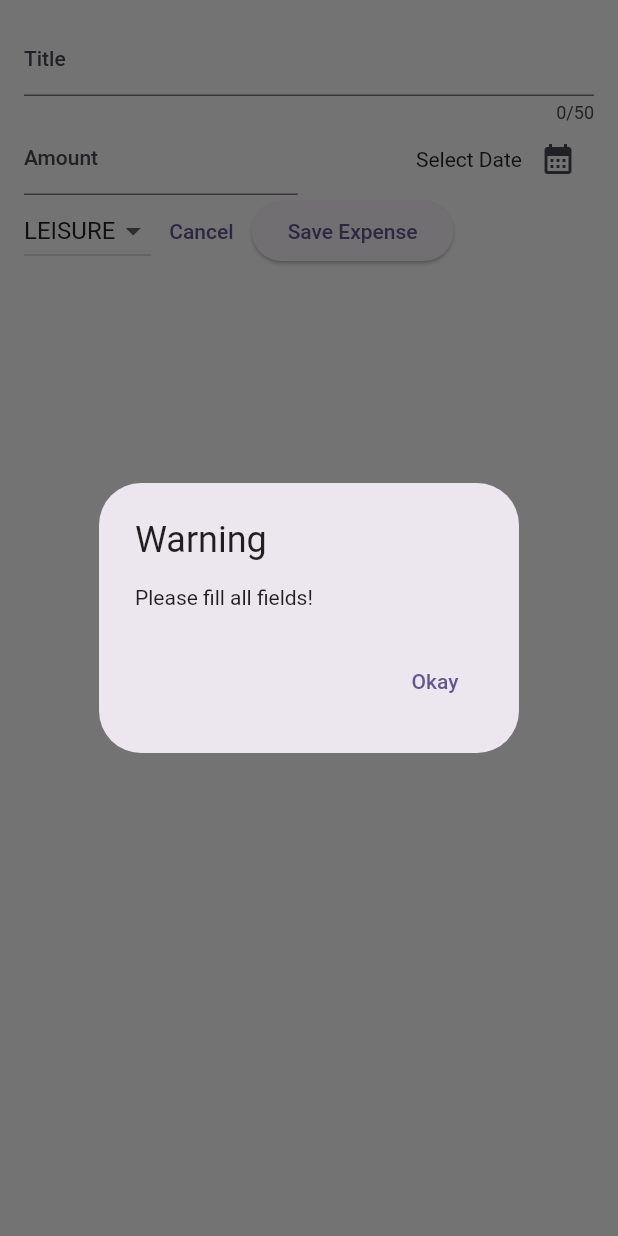
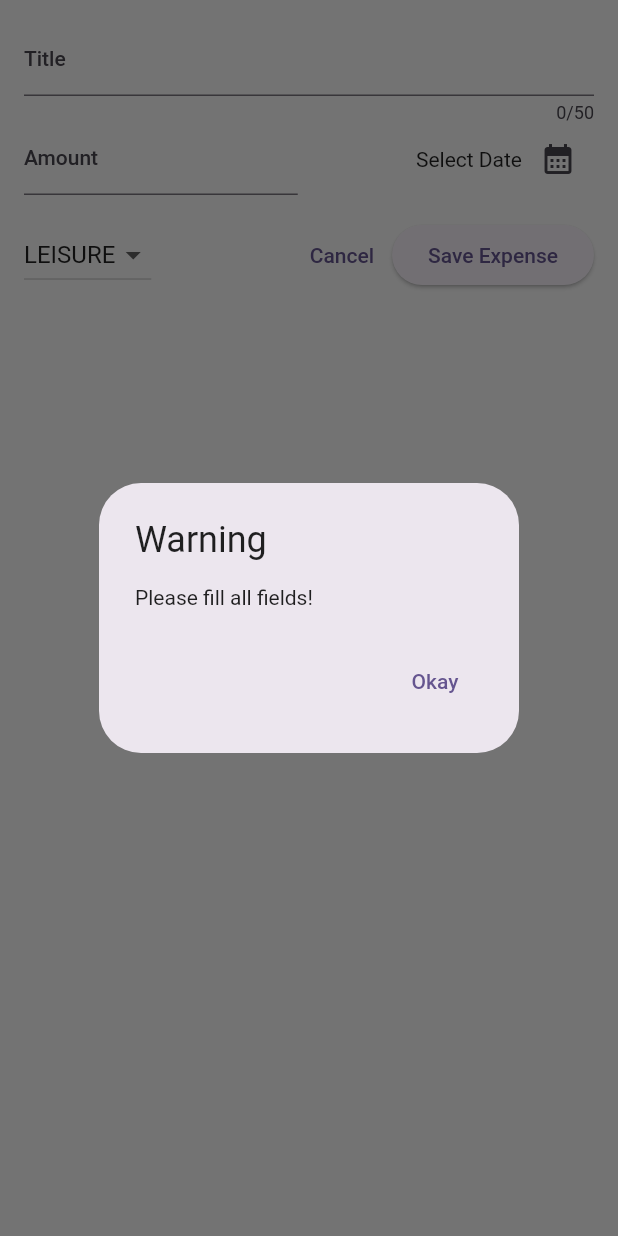
Before and after one commit to toxirjon96/expense_tracker, a Flutter app: the NewExpense widget shown alone on an empty page, opened directly with empty values, after a tap on "Save Expense", on a phone screen of 412 x 824 dp. Run offline on Flutter 3.47's test engine with Material 2 defaults, Android fonts, the phone set to English and light mode, and no system bars.

Commit message:
app modified

```diff
--- a/lib/main.dart
+++ b/lib/main.dart
@@ -2,12 +2,7 @@ import 'package:expense_tracker/src/expense_tracker_library.dart';
 
 void main() {
   final kColorSchema = ColorScheme.fromSeed(
-    seedColor: const Color.fromARGB(
-      255,
-      96,
-      59,
-      181,
-    ),
+    seedColor: const Color.fromARGB(255, 96, 59, 181),
   );
   runApp(
     MaterialApp(
@@ -16,7 +11,7 @@ void main() {
       theme: ThemeData().copyWith(
           useMaterial3: true,
           colorScheme: kColorSchema,
-          appBarTheme: AppBarTheme().copyWith(
+          appBarTheme: const AppBarTheme().copyWith(
             backgroundColor: kColorSchema.onPrimaryContainer,
             foregroundColor: kColorSchema.primaryContainer,
           )),
--- a/lib/src/ui/new_expense.dart
+++ b/lib/src/ui/new_expense.dart
@@ -37,19 +37,11 @@ class _NewExpenseState extends State<NewExpense> {
   }
 
   void addExpense() {
-    if (_titleController.text.isNotEmpty ||
-        _amountController.text.isNotEmpty ||
-        pickedDate != null) {
-      widget.onAddExpense(
-        Expense(
-          title: _titleController.text,
-          amount: 1.1,
-          date: pickedDate!,
-          category: _selectedCategory,
-        ),
-      );
-      Navigator.pop(context);
-    } else {
+    double? amount = double.tryParse(_amountController.text.trim());
+    final amountIsInvalid = amount == null || amount <= 0;
+    if (_titleController.text.trim().isEmpty ||
+        amountIsInvalid ||
+        pickedDate == null) {
       showDialog(
         context: context,
         builder: (ctx) => AlertDialog(
@@ -65,6 +57,17 @@ class _NewExpenseState extends State<NewExpense> {
           ],
         ),
       );
+      return;
+    } else {
+      widget.onAddExpense(
+        Expense(
+          title: _titleController.text,
+          amount: amount,
+          date: pickedDate!,
+          category: _selectedCategory,
+        ),
+      );
+      Navigator.pop(context);
     }
   }
 
@@ -118,6 +121,9 @@ class _NewExpenseState extends State<NewExpense> {
               ),
             ],
           ),
+          const SizedBox(
+            height: 16,
+          ),
           Row(
             children: [
               DropdownButton(
@@ -138,6 +144,7 @@ class _NewExpenseState extends State<NewExpense> {
                   }
                 },
               ),
+              const Spacer(),
               TextButton(
                 onPressed: () {
                   Navigator.pop(context);
```
